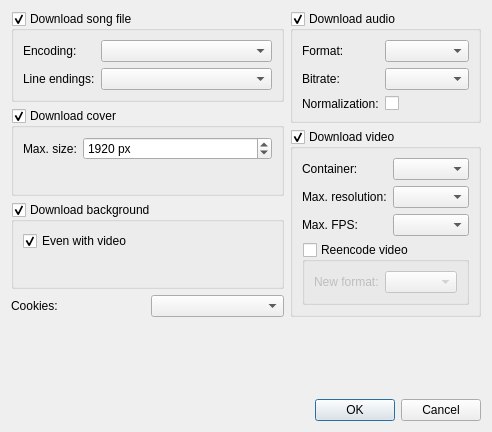
This is src/usdb_syncer/gui/forms/SettingsDialog.ui in bohning/usdb_syncer as Qt 5 draws it before an edit. The edited form follows.
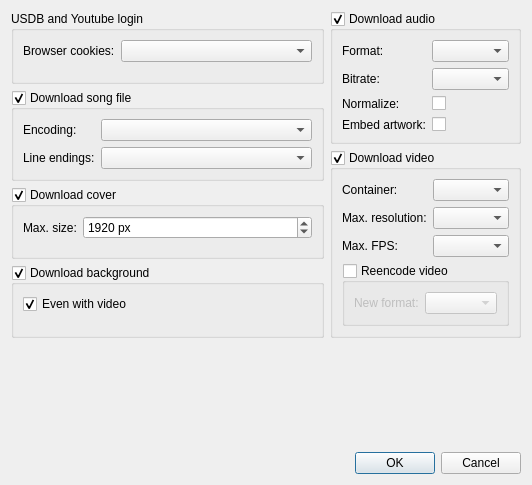
This is the edited form.

Commit message: Use mutagen library to add metatags to audio files.

The edit to the form file:
```diff
--- a/src/usdb_syncer/gui/forms/SettingsDialog.ui
+++ b/src/usdb_syncer/gui/forms/SettingsDialog.ui
@@ -6,8 +6,8 @@
    <rect>
     <x>0</x>
     <y>0</y>
-    <width>492</width>
-    <height>432</height>
+    <width>532</width>
+    <height>485</height>
    </rect>
   </property>
   <property name="windowTitle">
@@ -16,6 +16,38 @@
   <layout class="QGridLayout" name="gridLayout">
    <item row="0" column="0" colspan="2">
     <layout class="QVBoxLayout" name="verticalLayout" stretch="0,0,0,0">
+     <item>
+      <widget class="QGroupBox" name="groupBox_login">
+       <property name="title">
+        <string>USDB and Youtube login</string>
+       </property>
+       <layout class="QFormLayout" name="formLayout_6">
+        <item row="0" column="0">
+         <widget class="QLabel" name="label_login_cookies">
+          <property name="toolTip">
+           <string/>
+          </property>
+          <property name="text">
+           <string>Browser cookies:</string>
+          </property>
+         </widget>
+        </item>
+        <item row="0" column="1">
+         <widget class="QComboBox" name="comboBox_browser">
+          <property name="sizePolicy">
+           <sizepolicy hsizetype="Preferred" vsizetype="Fixed">
+            <horstretch>0</horstretch>
+            <verstretch>0</verstretch>
+           </sizepolicy>
+          </property>
+          <property name="toolTip">
+           <string>&lt;html&gt;&lt;head/&gt;&lt;body&gt;&lt;p&gt;Age-restricted videos require a login. Choose the browser you are logged in with, so that the respective cookie can be retrieved automatically.&lt;/p&gt;&lt;/body&gt;&lt;/html&gt;</string>
+          </property>
+         </widget>
+        </item>
+       </layout>
+      </widget>
+     </item>
      <item>
       <widget class="QGroupBox" name="groupBox_songfile">
        <property name="sizePolicy">
@@ -161,33 +193,6 @@
        </layout>
       </widget>
      </item>
-     <item>
-      <layout class="QHBoxLayout" name="horizontalLayout">
-       <item>
-        <widget class="QLabel" name="label_9">
-         <property name="toolTip">
-          <string/>
-         </property>
-         <property name="text">
-          <string>Cookies:</string>
-         </property>
-        </widget>
-       </item>
-       <item>
-        <widget class="QComboBox" name="comboBox_browser">
-         <property name="sizePolicy">
-          <sizepolicy hsizetype="Preferred" vsizetype="Fixed">
-           <horstretch>0</horstretch>
-           <verstretch>0</verstretch>
-          </sizepolicy>
-         </property>
-         <property name="toolTip">
-          <string>&lt;html&gt;&lt;head/&gt;&lt;body&gt;&lt;p&gt;Age-restricted videos require a login. Choose the browser you are logged in with, so that the respective cookie can be retrieved automatically.&lt;/p&gt;&lt;/body&gt;&lt;/html&gt;</string>
-         </property>
-        </widget>
-       </item>
-      </layout>
-     </item>
     </layout>
    </item>
    <item row="3" column="0" colspan="3">
@@ -254,7 +259,7 @@
         <item row="2" column="0">
          <widget class="QLabel" name="label_10">
           <property name="text">
-           <string>Normalization:</string>
+           <string>Normalize:</string>
           </property>
          </widget>
         </item>
@@ -268,6 +273,20 @@
           </property>
          </widget>
         </item>
+        <item row="3" column="0">
+         <widget class="QLabel" name="label_audio_embed_artwork">
+          <property name="text">
+           <string>Embed artwork:</string>
+          </property>
+         </widget>
+        </item>
+        <item row="3" column="1">
+         <widget class="QCheckBox" name="checkBox_audio_embed_artwork">
+          <property name="text">
+           <string/>
+          </property>
+         </widget>
+        </item>
        </layout>
       </widget>
      </item>
```
Left out of the diff: 38 changed lines with no effect on the pictures. The commit also changes 5 other files.
